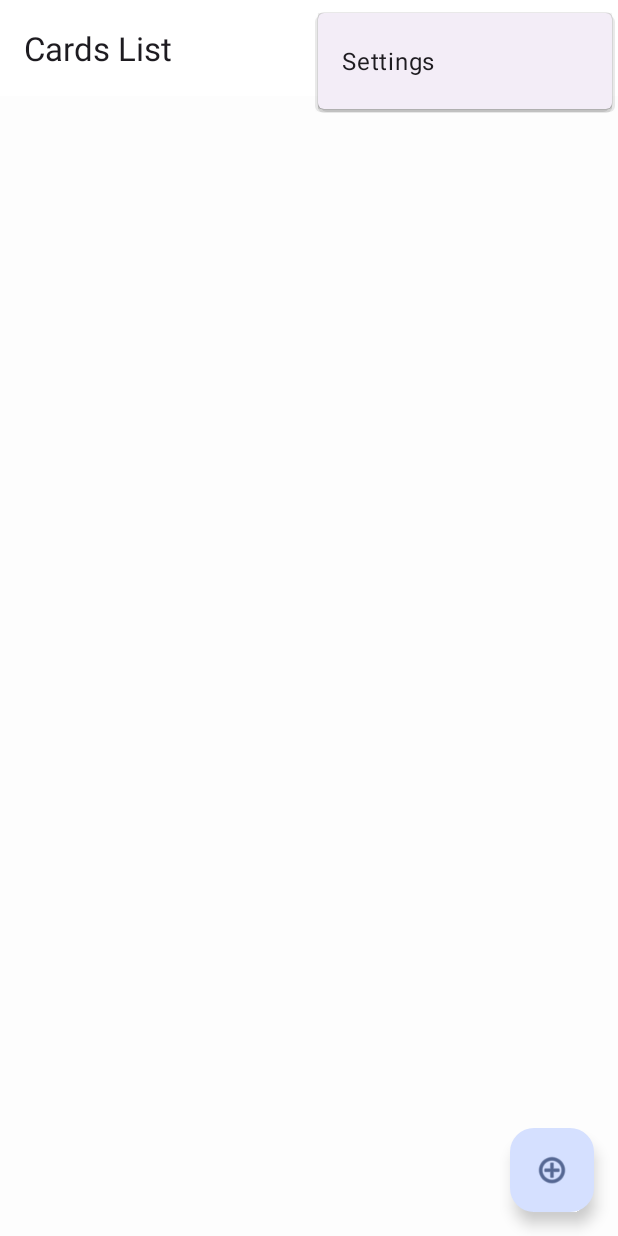
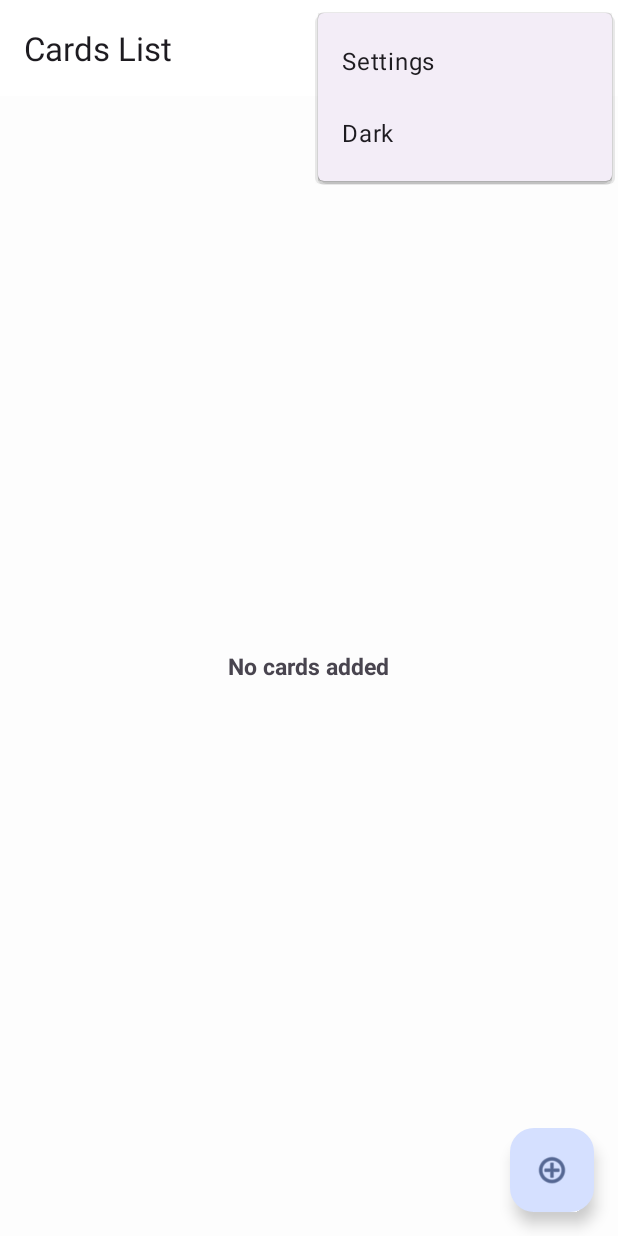
Before and after one commit to GorbunovAlex/LeitnerApp, an Android app: the screen it shows after launch (MainActivity), with the options menu open, on a phone screen of 412 x 824 dp. Run offline under Robolectric (Android 15) with nearby library versions, the phone set to English and light mode, and no system bars; our stand-ins replace Dagger/Hilt's generated code, navigation-ui; 2 statements that could not run were skipped.

Commit message:
updated theme, minor changes

```diff
--- a/app/src/main/java/alexgorbunov/space/leitnerapp/MainActivity.java
+++ b/app/src/main/java/alexgorbunov/space/leitnerapp/MainActivity.java
@@ -1,14 +1,16 @@
 package alexgorbunov.space.leitnerapp;
 
+import android.app.UiModeManager;
 import android.content.Context;
+import android.content.SharedPreferences;
 import android.os.Bundle;
 
 import androidx.appcompat.app.AppCompatActivity;
-
-import android.util.Log;
+import android.content.res.Configuration;
 import android.view.View;
 
 
+import androidx.appcompat.app.AppCompatDelegate;
 import androidx.navigation.NavController;
 import androidx.navigation.NavDestination;
 import androidx.navigation.Navigation;
@@ -22,8 +24,6 @@ import android.view.Menu;
 import android.view.MenuItem;
 import dagger.hilt.android.AndroidEntryPoint;
 
-import java.io.File;
-import java.io.IOException;
 import java.util.concurrent.ExecutorService;
 import java.util.concurrent.Executors;
 
@@ -34,6 +34,18 @@ public class MainActivity extends AppCompatActivity {
     ExecutorService executorService;
 
     private AppBarConfiguration appBarConfiguration;
+
+    void setThemeMode(int mode) {
+        boolean isDarkMode = mode == R.id.dark_mode;
+        SharedPreferences preferences = getSharedPreferences("settings", MODE_PRIVATE);
+        SharedPreferences.Editor editor = preferences.edit();
+        editor.putBoolean("dark_mode", isDarkMode);
+        editor.apply();
+
+        AppCompatDelegate.setDefaultNightMode(isDarkMode ? AppCompatDelegate.MODE_NIGHT_YES : AppCompatDelegate.MODE_NIGHT_NO);
+
+        invalidateOptionsMenu();
+    }
 
     @Override
     protected void onCreate(Bundle savedInstanceState) {
@@ -59,6 +71,10 @@ public class MainActivity extends AppCompatActivity {
                 navController.navigate(R.id.FirstFragment);
             }
         });
+
+        SharedPreferences preferences = getSharedPreferences("settings", MODE_PRIVATE);
+        boolean isDarkMode = preferences.getBoolean("dark_mode", false);
+        setThemeMode(isDarkMode ? R.id.dark_mode : R.id.light_mode);
     }
 
     @Override
@@ -69,6 +85,18 @@ public class MainActivity extends AppCompatActivity {
         assert hostFragment != null;
         NavController navController = hostFragment.getNavController();
         NavDestination currentDestination = navController.getCurrentDestination();
+
+        SharedPreferences preferences = getSharedPreferences("settings", MODE_PRIVATE);
+        boolean isDarkMode = preferences.getBoolean("dark_mode", false);
+        if (isDarkMode) {
+            menu.findItem(R.id.dark_mode).setVisible(false);
+            menu.findItem(R.id.light_mode).setVisible(true);
+        } else {
+            menu.findItem(R.id.dark_mode).setVisible(true);
+            menu.findItem(R.id.light_mode).setVisible(false);
+        }
+
+
         if (currentDestination != null) {
             if (currentDestination.getId() != R.id.CardFragment) {
                 menu.findItem(R.id.edit_card).setVisible(false);
@@ -84,6 +112,11 @@ public class MainActivity extends AppCompatActivity {
         // automatically handle clicks on the Home/Up button, so long
         // as you specify a parent activity in AndroidManifest.xml.
         int id = item.getItemId();
+        AppCompatDelegate delegate = AppCompatDelegate.create(this, null);
+
+        if (id == R.id.dark_mode || id == R.id.light_mode) {
+            setThemeMode(id);
+        }
 
         //noinspection SimplifiableIfStatement
         if (id == R.id.action_settings) {
--- /dev/null
+++ b/app/src/main/java/alexgorbunov/space/leitnerapp/models/Session.java
@@ -0,0 +1,4 @@
+package alexgorbunov.space.leitnerapp.models;
+
+public class Session {
+}
--- a/app/src/main/res/layout/activity_main.xml
+++ b/app/src/main/res/layout/activity_main.xml
@@ -5,6 +5,7 @@
     android:layout_width="match_parent"
     android:layout_height="match_parent"
     android:fitsSystemWindows="true"
+        android:configChanges="uiMode"
     tools:context=".MainActivity">
 
     <com.google.android.material.appbar.AppBarLayout
--- a/app/src/main/res/layout/fragment_cards.xml
+++ b/app/src/main/res/layout/fragment_cards.xml
@@ -1,14 +1,25 @@
 <?xml version="1.0" encoding="utf-8"?>
-<androidx.constraintlayout.widget.ConstraintLayout xmlns:android="http://schemas.android.com/apk/res/android"
+<RelativeLayout xmlns:android="http://schemas.android.com/apk/res/android"
+        xmlns:tools="http://schemas.android.com/tools"
         android:layout_width="match_parent"
         android:layout_height="match_parent"
-        xmlns:tools="http://schemas.android.com/tools"
-        tools:context=".view.CardsFragment"
-        >
+        android:paddingLeft="5dp"
+        android:paddingRight="5dp"
+        android:paddingTop="5dp"
+        android:paddingBottom="5dp"
+        tools:context=".view.CardsFragment">
+
     <ListView
-            android:id="@+id/cards_list"
             android:layout_width="match_parent"
-            android:layout_height="match_parent"/>
+            android:layout_height="match_parent"
+            android:id="@+id/cards_list"/>
 
+    <TextView android:layout_width="wrap_content"
+            android:layout_height="wrap_content"
+            android:id="@+id/emptyElement"
+            android:text="@string/no_data"
+            android:textStyle="bold"
+            android:textSize="15sp"
+            android:layout_centerInParent="true" />
 
-</androidx.constraintlayout.widget.ConstraintLayout>
+</RelativeLayout>
--- a/app/src/main/res/menu/menu_main.xml
+++ b/app/src/main/res/menu/menu_main.xml
@@ -8,14 +8,24 @@
         android:title="@string/action_settings"
         app:showAsAction="never" />
     <item
+            android:id="@+id/light_mode"
+            android:orderInCategory="200"
+            android:title="@string/action_light_mode"
+            app:showAsAction="never" />
+    <item
+            android:id="@+id/dark_mode"
+            android:orderInCategory="300"
+            android:title="@string/action_dark_mode"
+            app:showAsAction="never" />
+    <item
             android:id="@+id/edit_card"
-            android:orderInCategory="200"
+            android:orderInCategory="400"
             android:title="@string/edit_card"
             app:showAsAction="never"
     />
     <item
             android:id="@+id/delete_card"
-            android:orderInCategory="300"
+            android:orderInCategory="500"
             android:title="@string/delete_card"
             app:showAsAction="never"
     />
--- a/app/src/main/res/values-night/themes.xml
+++ b/app/src/main/res/values-night/themes.xml
@@ -1,7 +1,41 @@
 <resources xmlns:tools="http://schemas.android.com/tools">
     <!-- Base application theme. -->
     <style name="Base.Theme.LeitnerApp" parent="Theme.Material3.DayNight.NoActionBar">
-        <!-- Customize your dark theme here. -->
-        <!-- <item name="colorPrimary">@color/my_dark_primary</item> -->
+      <!-- Primary Colors -->
+        <item name="colorPrimary">#B2C7FF</item>
+        <item name="colorOnPrimary">#002764</item>
+        <item name="colorPrimaryContainer">#003A99</item>
+        <item name="colorOnPrimaryContainer">#D5E0FF</item>
+
+        <!-- Secondary Colors -->
+        <item name="colorSecondary">#BBC7E8</item>
+        <item name="colorOnSecondary">#1D293F</item>
+        <item name="colorSecondaryContainer">#384766</item>
+        <item name="colorOnSecondaryContainer">#D9E2FF</item>
+
+        <!-- Tertiary Colors -->
+        <item name="colorTertiary">#D6BEE3</item>
+        <item name="colorOnTertiary">#3B223F</item>
+        <item name="colorTertiaryContainer">#573F5B</item>
+        <item name="colorOnTertiaryContainer">#F2DAFF</item>
+
+        <!-- Error Colors -->
+        <item name="colorError">#FFB4A9</item>
+        <item name="colorOnError">#680003</item>
+        <item name="colorErrorContainer">#930006</item>
+        <item name="colorOnErrorContainer">#FFDAD6</item>
+
+        <!-- Background & Surface -->
+        <item name="android:colorBackground">#121212</item>
+        <item name="colorOnBackground">#E0E0E0</item>
+        <item name="colorSurface">#1E1E1E</item>
+        <item name="colorOnSurface">#F2F2F2</item>
+
+        <!-- Outline -->
+        <item name="colorOutline">#8E8E8E</item>
+
+        <!-- Status Bar & Navigation Bar -->
+        <item name="android:statusBarColor">#002764</item>
+        <item name="android:navigationBarColor">#121212</item>
     </style>
 </resources>
--- a/app/src/main/res/values/strings.xml
+++ b/app/src/main/res/values/strings.xml
@@ -16,4 +16,7 @@
     <string name="todo">TODO</string>
     <string name="delete_card">Delete Card</string>
     <string name="edit_card">Edit card</string>
+    <string name="action_light_mode">Light</string>
+    <string name="action_dark_mode">Dark</string>
+    <string name="no_data">No cards added</string>
 </resources>
--- a/build.gradle.kts
+++ b/build.gradle.kts
@@ -2,4 +2,5 @@
 plugins {
     alias(libs.plugins.android.application) apply false
     id("com.google.dagger.hilt.android") version "2.51.1" apply false
+    id("com.google.gms.google-services") version "4.4.2" apply false
 }
--- a/gradle/libs.versions.toml
+++ b/gradle/libs.versions.toml
@@ -1,6 +1,7 @@
 [versions]
-agp = "8.7.2"
+agp = "8.9.2"
 datastorePreferences = "1.1.1"
+firebaseBomVersion = "33.13.0"
 hiltAndroid = "2.51.1"
 hiltAndroidCompiler = "2.51.1"
 jacksonCore = "2.6.3"
@@ -19,6 +20,8 @@ roomCompiler = "2.6.1"
 
 [libraries]
 datastore-preferences = { module = "androidx.datastore:datastore-preferences", version.ref = "datastorePreferences" }
+firebase-analytics = { module = "com.google.firebase:firebase-analytics" }
+google-firebase-bom = { module = "com.google.firebase:firebase-bom", version.ref = "firebaseBomVersion" }
 hilt-android = { module = "com.google.dagger:hilt-android", version.ref = "hiltAndroid" }
 hilt-android-compiler-v244 = { module = "com.google.dagger:hilt-android-compiler", version.ref = "hiltAndroidCompiler" }
 jackson-annotations = { module = "com.fasterxml.jackson.core:jackson-annotations", version.ref = "jacksonCore" }
```
Also changed, not shown: app/build.gradle.kts (+5 -2 lines), app/src/main/res/values/themes.xml (+0 -39 lines), gradle/wrapper/gradle-wrapper.properties, 1 other file.
